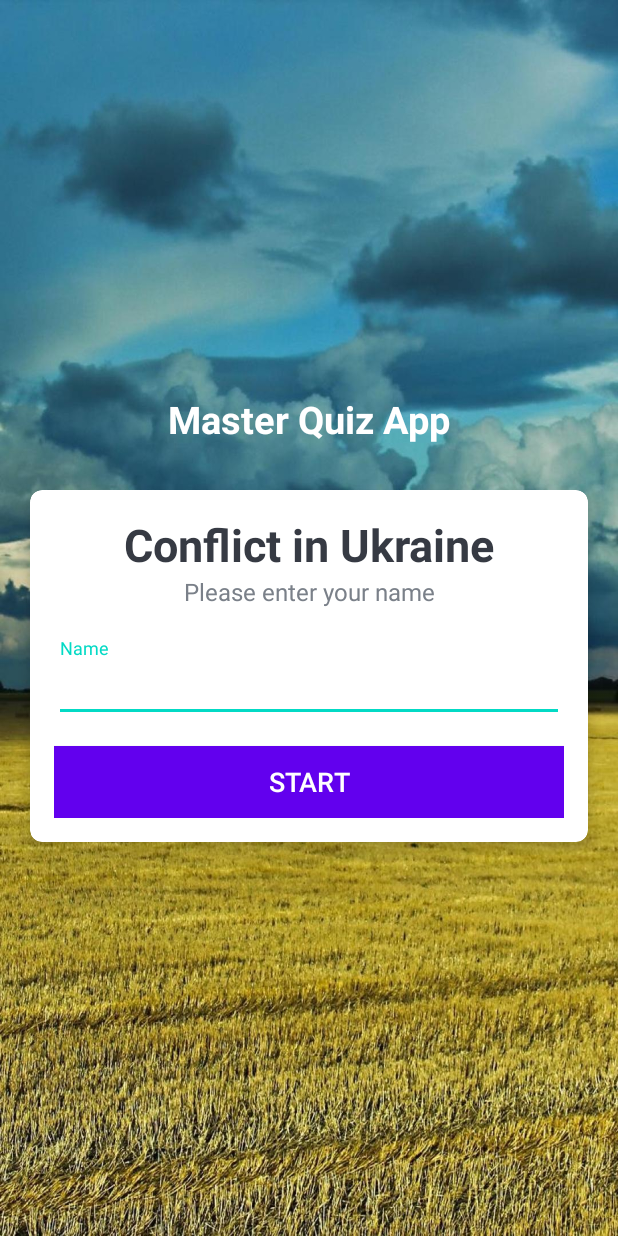
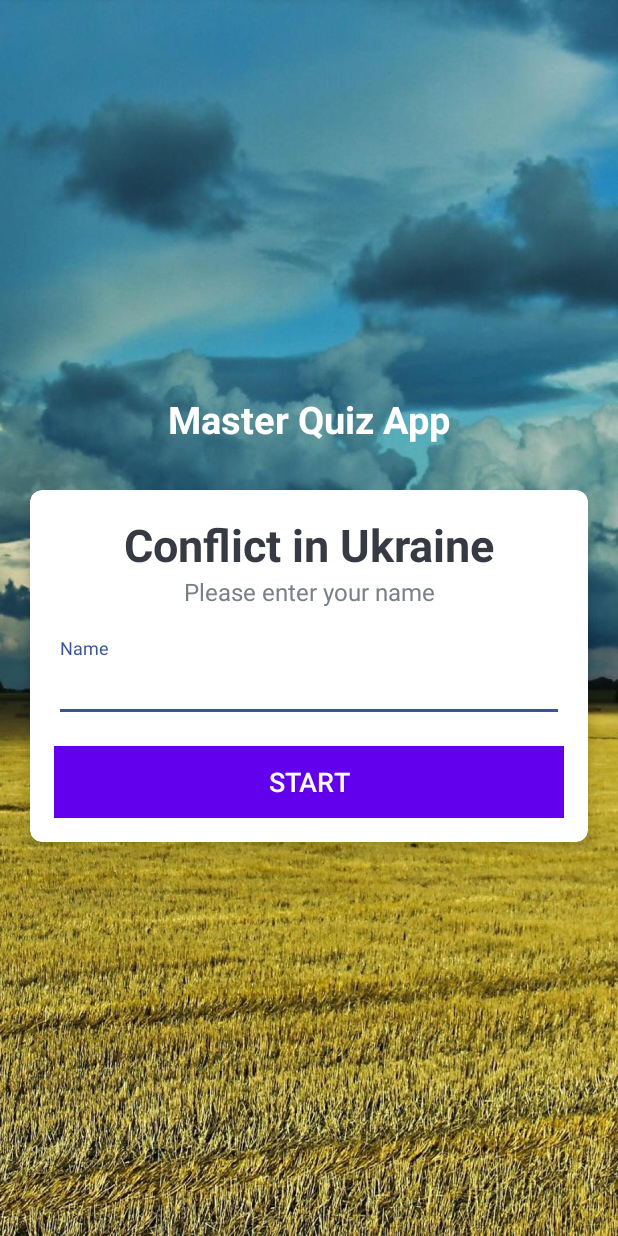
Before and after one commit to agostinhoramos/MasterQuizApp, an Android app: the screen it shows after launch (MainActivity), on a phone screen of 412 x 824 dp. Run offline under Robolectric (Android 15) with nearby library versions, the phone set to English and light mode, and no system bars.

Commit message:
Change Accent color 'input'

```diff
--- a/app/src/main/res/values/colors.xml
+++ b/app/src/main/res/values/colors.xml
@@ -7,7 +7,7 @@
     <!-- Basic Color -->
     <color name="colorPrimary" >#FF6200EE</color>
     <color name="colorPrimaryDark" >#FF3700B3</color>
-    <color name="colorAccent" >#FF03DAC5</color>
+    <color name="colorAccent" >#FF385499</color>
 
     <!-- Default color -->
     <color name="purple_200">#FFBB86FC</color>
```
